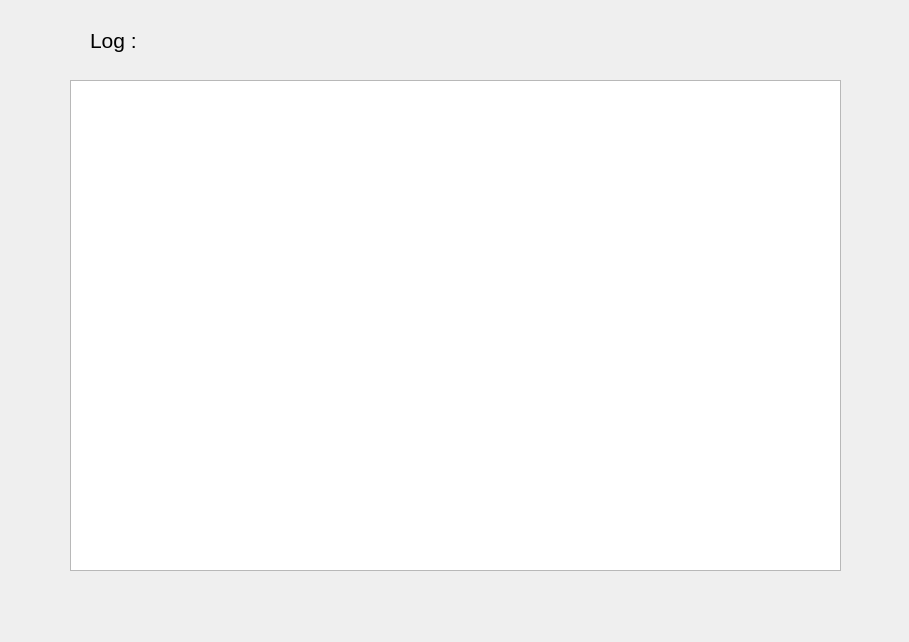
Qt form MainWindowApp/server1.ui (TheYoungOldtimer/ApProject1) before a commit.
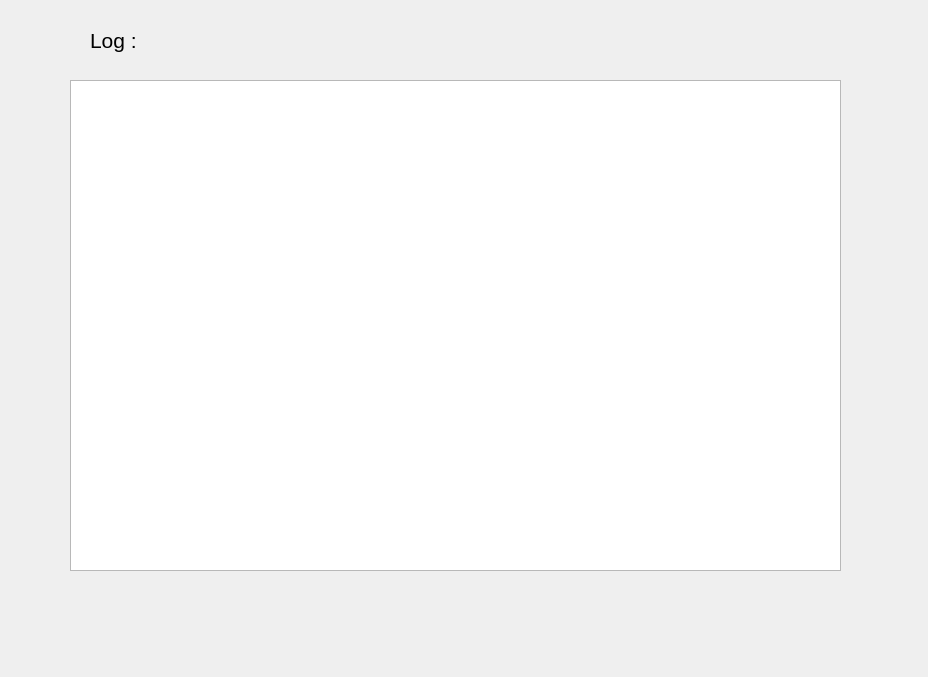
The same form after that commit.

The edit to the form file:
```diff
--- a/MainWindowApp/server1.ui
+++ b/MainWindowApp/server1.ui
@@ -6,8 +6,8 @@
    <rect>
     <x>0</x>
     <y>0</y>
-    <width>909</width>
-    <height>642</height>
+    <width>928</width>
+    <height>677</height>
    </rect>
   </property>
   <property name="windowTitle">
```
